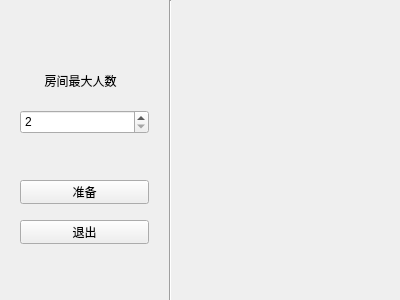
Above: waiting_room.ui from StopInvolution/ChineseCheckers before the change. Below: the same form after it.
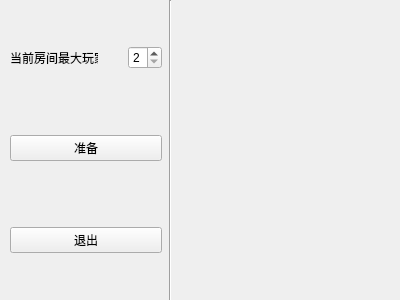
That is the form after the change.

Commit message: Fixed errors in waiting_room. Now the spin box works correctly.

The edit to the form file:
```diff
--- a/waiting_room.ui
+++ b/waiting_room.ui
@@ -26,44 +26,42 @@
     <enum>Qt::Vertical</enum>
    </property>
   </widget>
-  <widget class="QPushButton" name="exit_pushButton">
+  <widget class="QWidget" name="verticalLayoutWidget">
    <property name="geometry">
     <rect>
-     <x>20</x>
-     <y>220</y>
-     <width>129</width>
-     <height>24</height>
+     <x>0</x>
+     <y>0</y>
+     <width>172</width>
+     <height>301</height>
     </rect>
    </property>
-   <property name="text">
-    <string>退出</string>
-   </property>
-   <property name="autoDefault">
-    <bool>false</bool>
-   </property>
-  </widget>
-  <widget class="QPushButton" name="ready_pushButton">
-   <property name="geometry">
-    <rect>
-     <x>20</x>
-     <y>180</y>
-     <width>129</width>
-     <height>24</height>
-    </rect>
-   </property>
+   <layout class="QVBoxLayout" name="verticalLayout">
+    <property name="spacing">
+     <number>30</number>
+    </property>
+    <property name="leftMargin">
+     <number>10</number>
+    </property>
+    <property name="topMargin">
+     <number>10</number>
+    </property>
+    <property name="rightMargin">
+     <number>10</number>
+    </property>
+    <property name="bottomMargin">
+     <number>10</number>
+    </property>
+    <item>
+     <layout class="QHBoxLayout" name="horizontalLayout">
+      <item>
+       <widget class="QLabel" name="label">
    <property name="text">
-    <string>准备</string>
-   </property>
-  </widget>
+         <string>当前房间最大玩家数</string>
+        </property>
+       </widget>
+      </item>
+      <item>
   <widget class="QSpinBox" name="spinBox">
-   <property name="geometry">
-    <rect>
-     <x>20</x>
-     <y>110</y>
-     <width>129</width>
-     <height>24</height>
-    </rect>
-   </property>
    <property name="minimum">
     <number>2</number>
    </property>
@@ -74,21 +72,27 @@
     <number>2</number>
    </property>
   </widget>
-  <widget class="QLabel" name="label">
-   <property name="geometry">
-    <rect>
-     <x>10</x>
-     <y>50</y>
-     <width>141</width>
-     <height>61</height>
-    </rect>
-   </property>
+      </item>
+     </layout>
+    </item>
+    <item>
+     <widget class="QPushButton" name="ready_pushButton">
+      <property name="text">
+       <string>准备</string>
+      </property>
+     </widget>
+    </item>
+    <item>
+     <widget class="QPushButton" name="exit_pushButton">
    <property name="text">
-    <string>房间最大人数</string>
-   </property>
-   <property name="alignment">
-    <set>Qt::AlignCenter</set>
-   </property>
+       <string>退出</string>
+      </property>
+      <property name="autoDefault">
+       <bool>false</bool>
+      </property>
+     </widget>
+    </item>
+   </layout>
   </widget>
  </widget>
  <resources/>
```
Left out of the diff: 3 changed lines with no effect on the pictures. Lines whose indentation alone changed are shown as unchanged. The commit also changes 2 other files.
